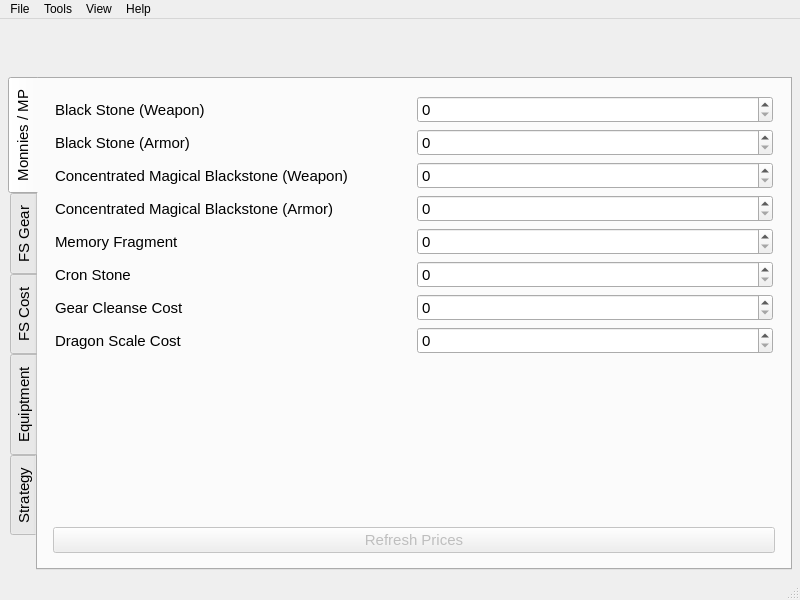
Above: Forms/Main_Window.ui from Graveflo/BDO_Enhancement_Tool before the change. Below: the same form after it.
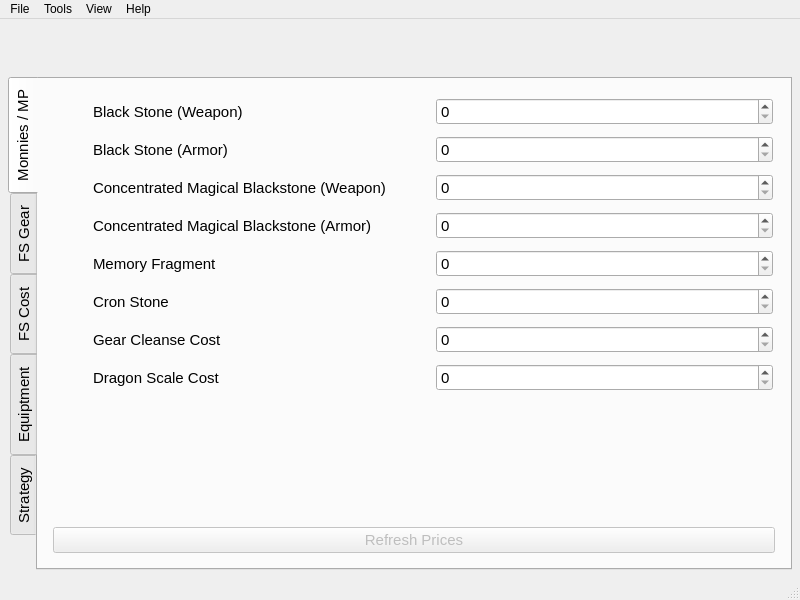
That is the form after the change. The open tabs and pages were chosen to show the change. Icons and pictures are not drawn.

What changed in the file:
```diff
--- a/Forms/Main_Window.ui
+++ b/Forms/Main_Window.ui
@@ -96,42 +96,79 @@
            <property name="bottomMargin">
             <number>8</number>
            </property>
-           <item row="6" column="0">
-            <widget class="QLabel" name="label_14">
+           <item row="5" column="1">
+            <widget class="QLabel" name="lblCronStone">
+             <property name="text">
+              <string>Cron Stone</string>
+             </property>
+            </widget>
+           </item>
+           <item row="6" column="2">
+            <widget class="QSpinBox" name="spin_Cost_Cleanse">
+             <property name="showGroupSeparator" stdset="0">
+              <bool>true</bool>
+             </property>
+             <property name="maximum">
+              <number>999999999</number>
+             </property>
+            </widget>
+           </item>
+           <item row="4" column="2">
+            <widget class="QSpinBox" name="spin_Cost_MemFrag">
+             <property name="showGroupSeparator" stdset="0">
+              <bool>true</bool>
+             </property>
+             <property name="maximum">
+              <number>999999999</number>
+             </property>
+            </widget>
+           </item>
+           <item row="5" column="2">
+            <widget class="QSpinBox" name="spin_Cost_Cron">
+             <property name="showGroupSeparator" stdset="0">
+              <bool>true</bool>
+             </property>
+             <property name="maximum">
+              <number>999999999</number>
+             </property>
+            </widget>
+           </item>
+           <item row="6" column="1">
+            <widget class="QLabel" name="lblGearCleanse">
              <property name="text">
               <string>Gear Cleanse Cost</string>
              </property>
             </widget>
            </item>
-           <item row="0" column="0">
-            <widget class="QLabel" name="label_2">
+           <item row="4" column="1">
+            <widget class="QLabel" name="lblMemoryFragment">
+             <property name="text">
+              <string>Memory Fragment</string>
+             </property>
+            </widget>
+           </item>
+           <item row="0" column="1">
+            <widget class="QLabel" name="lblBlackStoneWeapon">
              <property name="text">
               <string>Black Stone (Weapon)</string>
              </property>
             </widget>
            </item>
-           <item row="2" column="0">
-            <widget class="QLabel" name="label_7">
+           <item row="2" column="1">
+            <widget class="QLabel" name="lblConcBlackStoneWeapon">
              <property name="text">
               <string>Concentrated Magical Blackstone (Weapon)</string>
              </property>
             </widget>
            </item>
-           <item row="3" column="0">
-            <widget class="QLabel" name="label_9">
+           <item row="3" column="1">
+            <widget class="QLabel" name="lblConcBlackStoneArmor">
              <property name="text">
               <string>Concentrated Magical Blackstone (Armor)</string>
              </property>
             </widget>
            </item>
-           <item row="4" column="0">
-            <widget class="QLabel" name="label_11">
-             <property name="text">
-              <string>Memory Fragment</string>
-             </property>
-            </widget>
-           </item>
-           <item row="8" column="1">
+           <item row="8" column="2">
             <spacer name="verticalSpacer">
              <property name="orientation">
               <enum>Qt::Vertical</enum>
@@ -144,51 +181,41 @@
              </property>
             </spacer>
            </item>
-           <item row="1" column="0">
-            <widget class="QLabel" name="label_5">
-             <property name="text">
-              <string>Black Stone (Armor)</string>
-             </property>
-            </widget>
-           </item>
-           <item row="6" column="1">
-            <widget class="QSpinBox" name="spin_Cost_Cleanse">
-             <property name="showGroupSeparator" stdset="0">
-              <bool>true</bool>
-             </property>
-             <property name="maximum">
-              <number>999999999</number>
-             </property>
-            </widget>
-           </item>
-           <item row="5" column="0">
-            <widget class="QLabel" name="label_12">
-             <property name="text">
-              <string>Cron Stone</string>
-             </property>
-            </widget>
-           </item>
-           <item row="4" column="1">
-            <widget class="QSpinBox" name="spin_Cost_MemFrag">
-             <property name="showGroupSeparator" stdset="0">
-              <bool>true</bool>
-             </property>
-             <property name="maximum">
-              <number>999999999</number>
-             </property>
-            </widget>
-           </item>
-           <item row="5" column="1">
-            <widget class="QSpinBox" name="spin_Cost_Cron">
-             <property name="showGroupSeparator" stdset="0">
-              <bool>true</bool>
-             </property>
-             <property name="maximum">
-              <number>999999999</number>
-             </property>
-            </widget>
-           </item>
            <item row="1" column="1">
+            <widget class="QLabel" name="lblBlackStoneArmor">
+             <property name="text">
+              <string>Black Stone (Armor)</string>
+             </property>
+            </widget>
+           </item>
+           <item row="0" column="2">
+            <widget class="QSpinBox" name="spin_Cost_BlackStone_Weapon">
+             <property name="showGroupSeparator" stdset="0">
+              <bool>true</bool>
+             </property>
+             <property name="maximum">
+              <number>999999999</number>
+             </property>
+            </widget>
+           </item>
+           <item row="7" column="1">
+            <widget class="QLabel" name="lblDragonScale">
+             <property name="text">
+              <string>Dragon Scale Cost</string>
+             </property>
+            </widget>
+           </item>
+           <item row="7" column="2">
+            <widget class="QSpinBox" name="spin_Cost_Dragon_Scale">
+             <property name="showGroupSeparator" stdset="0">
+              <bool>true</bool>
+             </property>
+             <property name="maximum">
+              <number>999999999</number>
+             </property>
+            </widget>
+           </item>
+           <item row="1" column="2">
             <widget class="QSpinBox" name="spin_Cost_BlackStone_Armor">
              <property name="showGroupSeparator" stdset="0">
               <bool>true</bool>
@@ -198,7 +225,7 @@
              </property>
             </widget>
            </item>
-           <item row="3" column="1">
+           <item row="3" column="2">
             <widget class="QSpinBox" name="spin_Cost_ConcArmor">
              <property name="showGroupSeparator" stdset="0">
               <bool>true</bool>
@@ -208,17 +235,7 @@
              </property>
             </widget>
            </item>
-           <item row="0" column="1">
-            <widget class="QSpinBox" name="spin_Cost_BlackStone_Weapon">
-             <property name="showGroupSeparator" stdset="0">
-              <bool>true</bool>
-             </property>
-             <property name="maximum">
-              <number>999999999</number>
-             </property>
-            </widget>
-           </item>
-           <item row="2" column="1">
+           <item row="2" column="2">
             <widget class="QSpinBox" name="spin_Cost_Conc_Weapon">
              <property name="showGroupSeparator" stdset="0">
               <bool>true</bool>
@@ -228,20 +245,155 @@
              </property>
             </widget>
            </item>
+           <item row="0" column="0">
+            <widget class="QLabel" name="lblBlackStoneWeaponPic">
+             <property name="minimumSize">
+              <size>
+               <width>32</width>
+               <height>32</height>
+              </size>
+             </property>
+             <property name="maximumSize">
+              <size>
+               <width>32</width>
+               <height>32</height>
+              </size>
+             </property>
+             <property name="text">
+              <string/>
+             </property>
+            </widget>
+           </item>
+           <item row="1" column="0">
+            <widget class="QLabel" name="lblBlackStoneArmorPic">
+             <property name="minimumSize">
+              <size>
+               <width>32</width>
+               <height>32</height>
+              </size>
+             </property>
+             <property name="maximumSize">
+              <size>
+               <width>32</width>
+               <height>32</height>
+              </size>
+             </property>
+             <property name="text">
+              <string/>
+             </property>
+            </widget>
+           </item>
+           <item row="2" column="0">
+            <widget class="QLabel" name="lblConcBlackStoneWeaponPic">
+             <property name="minimumSize">
+              <size>
+               <width>32</width>
+               <height>32</height>
+              </size>
+             </property>
+             <property name="maximumSize">
+              <size>
+               <width>32</width>
+               <height>32</height>
+              </size>
+             </property>
+             <property name="text">
+              <string/>
+             </property>
+            </widget>
+           </item>
+           <item row="3" column="0">
+            <widget class="QLabel" name="lblConcBlackStoneArmorPic">
+             <property name="minimumSize">
+              <size>
+               <width>32</width>
+               <height>32</height>
+              </size>
+             </property>
+             <property name="maximumSize">
+              <size>
+               <width>32</width>
+               <height>32</height>
+              </size>
+             </property>
+             <property name="text">
+              <string/>
+             </property>
+            </widget>
+           </item>
+           <item row="4" column="0">
+            <widget class="QLabel" name="lblMemoryFragmentPic">
+             <property name="minimumSize">
+              <size>
+               <width>32</width>
+               <height>32</height>
+              </size>
+             </property>
+             <property name="maximumSize">
+              <size>
+               <width>32</width>
+               <height>32</height>
+              </size>
+             </property>
+             <property name="text">
+              <string/>
+             </property>
+            </widget>
+           </item>
+           <item row="5" column="0">
+            <widget class="QLabel" name="lblCronStonePic">
+             <property name="minimumSize">
+              <size>
+               <width>32</width>
+               <height>32</height>
+              </size>
+             </property>
+             <property name="maximumSize">
+              <size>
+               <width>32</width>
+               <height>32</height>
+              </size>
+             </property>
+             <property name="text">
+              <string/>
+             </property>
+            </widget>
+           </item>
            <item row="7" column="0">
-            <widget class="QLabel" name="label_3">
+            <widget class="QLabel" name="lblDragonScalePic">
+             <property name="minimumSize">
+              <size>
+               <width>32</width>
+               <height>32</height>
+              </size>
+             </property>
+             <property name="maximumSize">
+              <size>
+               <width>32</width>
+               <height>32</height>
+              </size>
+             </property>
              <property name="text">
-              <string>Dragon Scale Cost</string>
+              <string/>
              </property>
             </widget>
            </item>
-           <item row="7" column="1">
-            <widget class="QSpinBox" name="spin_Cost_Dragon_Scale">
-             <property name="showGroupSeparator" stdset="0">
-              <bool>true</bool>
+           <item row="6" column="0">
+            <widget class="QLabel" name="lblGearCleansePic">
+             <property name="minimumSize">
+              <size>
+               <width>32</width>
+               <height>32</height>
+              </size>
              </property>
-             <property name="maximum">
-              <number>999999999</number>
+             <property name="maximumSize">
+              <size>
+               <width>32</width>
+               <height>32</height>
+              </size>
+             </property>
+             <property name="text">
+              <string/>
              </property>
             </widget>
            </item>
```
Left out of the diff: 34 changed lines with no effect on the pictures.
